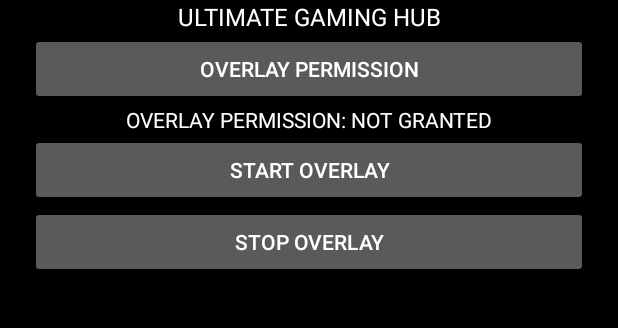
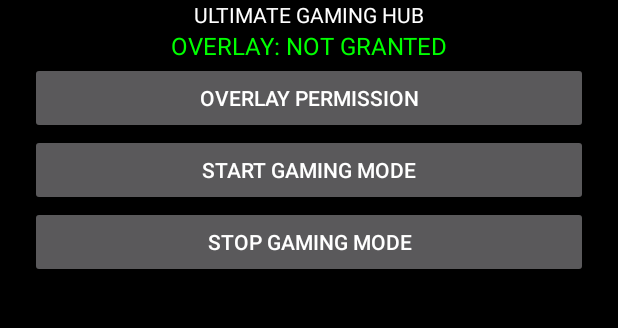
Before and after one commit to seemasinghseemasingh836-code/RED-VENOM-V6, an Android app: the screen it shows after launch (MainActivity), on a phone screen of 412 x 824 dp, the part 509-837 px from its top. Run offline under Robolectric (Android 15) with nearby library versions, the phone set to English and light mode, and no system bars.

Commit message:
Add RED VENOM gaming overlay features

```diff
--- a/overlay-app/app/src/main/AndroidManifest.xml
+++ b/overlay-app/app/src/main/AndroidManifest.xml
@@ -1,4 +1,4 @@
-<manifest xmlns:android="http://schemas.android.com/apk/res/android">
+<manifest xmlns:android="http://schemas.android.com/apk/res/android">\n    <uses-permission android:name="android.permission.ACCESS_NETWORK_STATE" />
 
     <uses-permission android:name="android.permission.SYSTEM_ALERT_WINDOW" />
 
--- a/overlay-app/app/src/main/java/org/redvenom/overlay/MainActivity.kt
+++ b/overlay-app/app/src/main/java/org/redvenom/overlay/MainActivity.kt
@@ -1,15 +1,15 @@
 package org.redvenom.overlay
 
 import android.app.Activity
+import android.content.Intent
+import android.net.Uri
 import android.os.Bundle
-import android.content.Intent
 import android.provider.Settings
-import android.net.Uri
 import android.graphics.Color
 import android.view.Gravity
+import android.widget.Button
 import android.widget.LinearLayout
 import android.widget.TextView
-import android.widget.Button
 import android.widget.Toast
 
 class MainActivity : Activity() {
@@ -22,20 +22,25 @@ class MainActivity : Activity() {
         val layout = LinearLayout(this)
         layout.orientation = LinearLayout.VERTICAL
         layout.gravity = Gravity.CENTER
-        layout.setPadding(30, 30, 30, 30)
+        layout.setPadding(30, 40, 30, 40)
         layout.setBackgroundColor(Color.BLACK)
 
         val title = TextView(this)
         title.text = "RED VENOM V6"
         title.textSize = 30f
+        title.gravity = Gravity.CENTER
         title.setTextColor(Color.RED)
-        title.gravity = Gravity.CENTER
 
         val subtitle = TextView(this)
         subtitle.text = "ULTIMATE GAMING HUB"
-        subtitle.textSize = 16f
+        subtitle.textSize = 14f
+        subtitle.gravity = Gravity.CENTER
         subtitle.setTextColor(Color.WHITE)
-        subtitle.gravity = Gravity.CENTER
+
+        statusView = TextView(this)
+        statusView.textSize = 16f
+        statusView.gravity = Gravity.CENTER
+        statusView.setTextColor(Color.GREEN)
 
         val permission = Button(this)
         permission.text = "OVERLAY PERMISSION"
@@ -48,50 +53,45 @@ class MainActivity : Activity() {
             )
         }
 
-        statusView = TextView(this)
-        statusView.setTextColor(Color.WHITE)
-        statusView.gravity = Gravity.CENTER
-
         val start = Button(this)
-        start.text = "START OVERLAY"
+        start.text = "START GAMING MODE"
         start.setOnClickListener {
             if (Settings.canDrawOverlays(this)) {
                 startService(Intent(this, OverlayService::class.java))
-                Toast.makeText(this, "Overlay started", Toast.LENGTH_SHORT).show()
+                Toast.makeText(this, "Gaming Mode Started", Toast.LENGTH_SHORT).show()
             } else {
-                Toast.makeText(this, "Grant overlay permission first", Toast.LENGTH_SHORT).show()
+                Toast.makeText(this, "Grant Overlay Permission First", Toast.LENGTH_SHORT).show()
             }
         }
 
         val stop = Button(this)
-        stop.text = "STOP OVERLAY"
+        stop.text = "STOP GAMING MODE"
         stop.setOnClickListener {
             stopService(Intent(this, OverlayService::class.java))
+            Toast.makeText(this, "Gaming Mode Stopped", Toast.LENGTH_SHORT).show()
         }
 
         layout.addView(title)
         layout.addView(subtitle)
+        layout.addView(statusView)
         layout.addView(permission)
-        layout.addView(statusView)
         layout.addView(start)
         layout.addView(stop)
 
+        setContentView(layout)
         updateStatus()
-        setContentView(layout)
     }
 
     private fun updateStatus() {
         statusView.text = if (Settings.canDrawOverlays(this)) {
-            "OVERLAY PERMISSION: GRANTED"
+            "OVERLAY: GRANTED"
         } else {
-            "OVERLAY PERMISSION: NOT GRANTED"
+            "OVERLAY: NOT GRANTED"
         }
     }
 
     override fun onResume() {
         super.onResume()
-        if (::statusView.isInitialized) {
-            updateStatus()
-        }
+        if (::statusView.isInitialized) updateStatus()
     }
 }
```
Also changed, not shown: overlay-app/app/src/main/java/org/redvenom/overlay/OverlayService.kt (+96 -24 lines).
